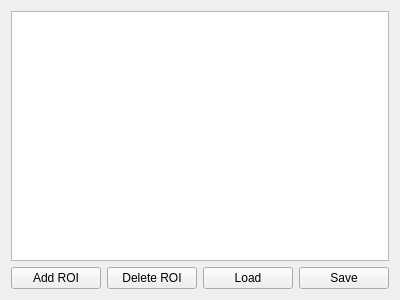
neutronimaging/imagingsuite, file GUI/qt/QtAddons/roimanager.ui: the form before one commit.
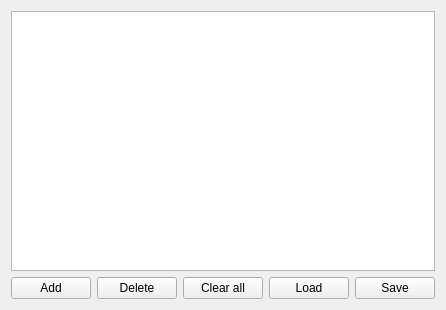
The form after the commit.

Commit message: Fixed roi manager crashing on delete and added clear all rois

```diff
--- a/GUI/qt/QtAddons/roimanager.ui
+++ b/GUI/qt/QtAddons/roimanager.ui
@@ -6,8 +6,8 @@
    <rect>
     <x>0</x>
     <y>0</y>
-    <width>400</width>
-    <height>300</height>
+    <width>416</width>
+    <height>310</height>
    </rect>
   </property>
   <property name="windowTitle">
@@ -26,17 +26,37 @@
      <item>
       <widget class="QPushButton" name="button_addROI">
        <property name="text">
-        <string>Add ROI</string>
+        <string>Add</string>
        </property>
       </widget>
      </item>
      <item>
       <widget class="QPushButton" name="button_deleteROI">
        <property name="text">
-        <string>Delete ROI</string>
+        <string>Delete</string>
        </property>
       </widget>
      </item>
+     <item>
+      <widget class="QPushButton" name="button_clearAll">
+       <property name="text">
+        <string>Clear all</string>
+       </property>
+      </widget>
+     </item>
+     <item>
+      <spacer name="horizontalSpacer">
+       <property name="orientation">
+        <enum>Qt::Horizontal</enum>
+       </property>
+       <property name="sizeHint" stdset="0">
+        <size>
+         <width>40</width>
+         <height>20</height>
+        </size>
+       </property>
+      </spacer>
+     </item>
      <item>
       <widget class="QPushButton" name="button_load">
        <property name="text">
```
The commit also changes 2 other files.
